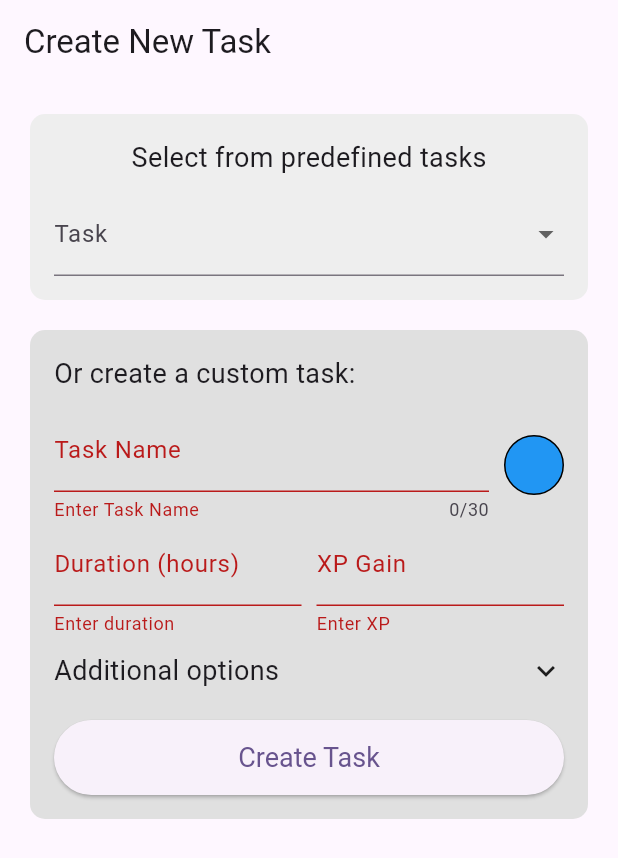
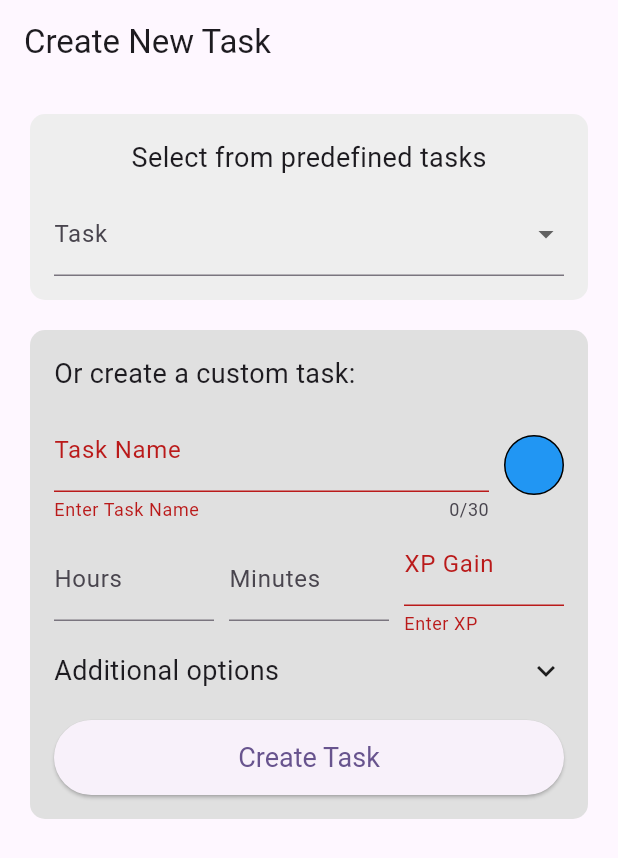
Before and after one commit to Gojicluka/fonhakaton2025, a Flutter app: the screen it shows after launch, after a tap on "Create Task", on a phone screen of 412 x 824 dp. Shown: the top 858 px of the screen. Run offline on Flutter 3.47's test engine with Material 3 defaults, Android fonts, the phone set to English and light mode, and no system bars; our stand-ins replace flutter_colorpicker.

```diff
--- a/lib/widgets/NewTask.dart
+++ b/lib/widgets/NewTask.dart
@@ -19,6 +19,11 @@ class _NewTaskState extends State<NewTask> {
   final TextEditingController _peopleController = TextEditingController();
   final TextEditingController _locationController = TextEditingController();
   final TextEditingController _descriptionController = TextEditingController();
+
+  // dodato
+
+  final TextEditingController _hoursController = TextEditingController();
+  final TextEditingController _minutesController = TextEditingController();
 
   Task? _selectedPredefinedTask;
   Color _selectedColor = Colors.blue;
@@ -60,8 +65,11 @@ class _NewTaskState extends State<NewTask> {
     setState(() {
       _titleController.text = task.title;
       _xpController.text = task.xp.toString();
-      _durationController.text =
-          (task.durationMinutes ~/ 60).toString(); // Convert to hours
+      // _durationController.text =
+      //     (task.durationMinutes ~/ 60).toString(); // Convert to hours
+
+      _hoursController.text = (task.durationMinutes ~/ 60).toString();
+      _minutesController.text = (task.durationMinutes % 60).toString();
       _peopleController.text = task.neededPeople.toString();
       _locationController.text = task.location;
     });
@@ -113,7 +121,9 @@ class _NewTaskState extends State<NewTask> {
 
   void _createTask() {
     if (_formKey.currentState!.validate()) {
-      final int duration = int.parse(_durationController.text) * 60;
+      final int hours = int.tryParse(_hoursController.text) ?? 0;
+      final int minutes = int.tryParse(_minutesController.text) ?? 0;
+      final int duration = (hours * 60) + minutes;
       final newTask = Task(
         _titleController.text,
         int.parse(_xpController.text),
@@ -261,16 +271,24 @@ class _NewTaskState extends State<NewTask> {
                       ),
 
                       // Duration & XP Gain
+                      // Duration & XP Gain
                       Row(
                         children: [
                           Expanded(
                             child: TextFormField(
-                              controller: _durationController,
+                              controller: _hoursController,
                               keyboardType: TextInputType.number,
-                              decoration: const InputDecoration(
-                                  labelText: "Duration (hours)"),
-                              validator: (value) =>
-                                  value!.isEmpty ? "Enter duration" : null,
+                              decoration:
+                                  const InputDecoration(labelText: "Hours"),
+                            ),
+                          ),
+                          const SizedBox(width: 10),
+                          Expanded(
+                            child: TextFormField(
+                              controller: _minutesController,
+                              keyboardType: TextInputType.number,
+                              decoration:
+                                  const InputDecoration(labelText: "Minutes"),
                             ),
                           ),
                           const SizedBox(width: 10),
@@ -286,8 +304,6 @@ class _NewTaskState extends State<NewTask> {
                           ),
                         ],
                       ),
-
-                      // Expandable Additional Options
                       const SizedBox(height: 10),
                       GestureDetector(
                         onTap: () {
```
